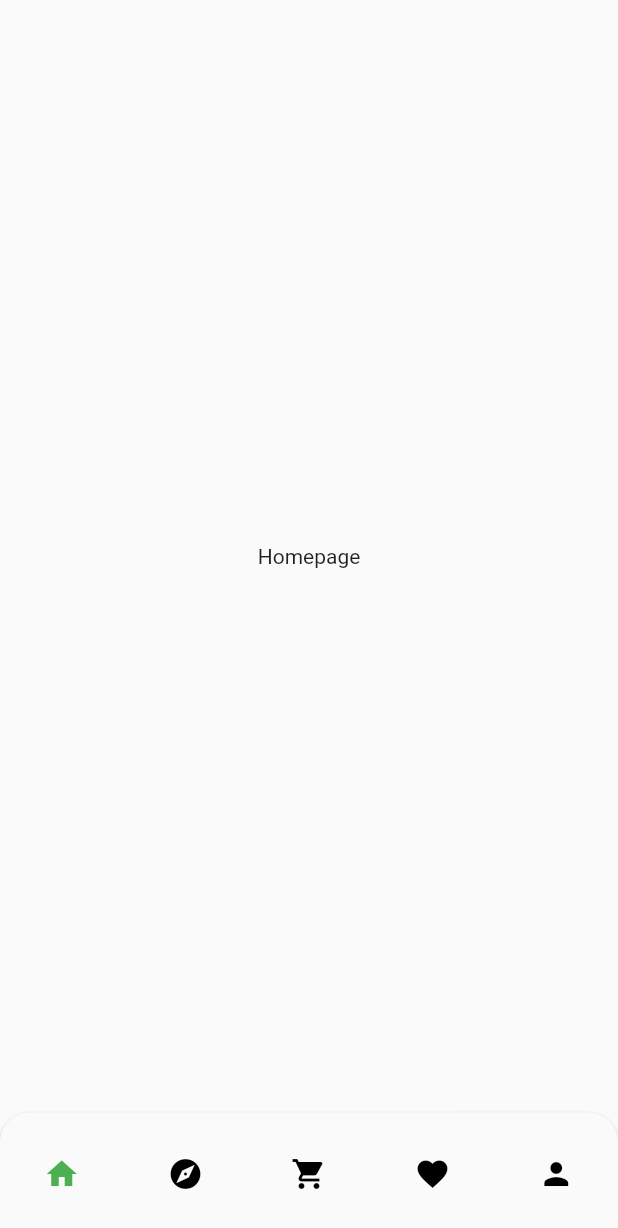
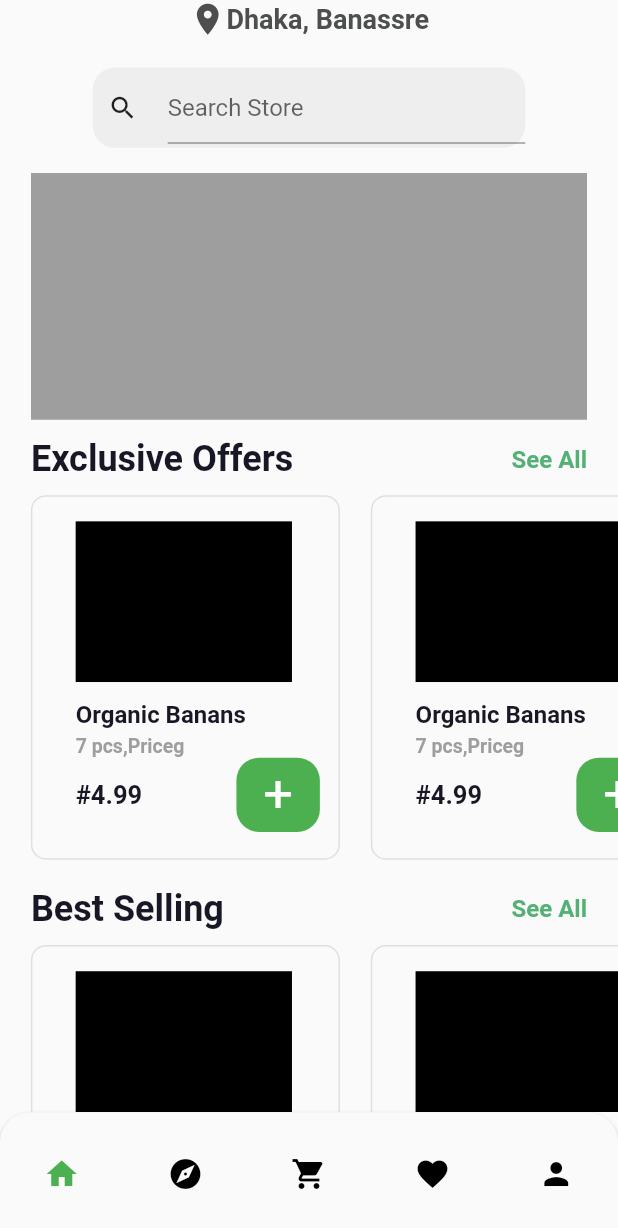
Before and after one commit to Pranav-krishnaP/Grocery_app, a Flutter app: the screen it shows after launch, on a phone screen of 412 x 824 dp. Shown: the top 1228 px of the screen. Run offline on Flutter 3.47's test engine with Material 2 defaults, Android fonts, the phone set to English and light mode, and no system bars; our stand-ins replace get, google_fonts.

Commit message:
Homepage

```diff
--- a/grocery_app/lib/core/Homepage/homepage.dart
+++ b/grocery_app/lib/core/Homepage/homepage.dart
@@ -1,12 +1,125 @@
 import 'package:flutter/material.dart';
+
+import 'package:google_fonts/google_fonts.dart';
+import 'package:grocery_app/core/Homepage/widgets/groceries_container.dart';
+import 'package:grocery_app/core/Homepage/widgets/homepage_listview.dart';
+import 'package:grocery_app/core/Homepage/widgets/homepage_products.dart';
+import 'package:grocery_app/core/Homepage/widgets/homepage_sizedbox.dart';
 
 class Homepage extends StatelessWidget {
   const Homepage({super.key});
 
   @override
   Widget build(BuildContext context) {
-    return const Center(
-      child: Text("Homepage"),
+    var h = MediaQuery.of(context).size.height;
+    var w = MediaQuery.of(context).size.width;
+    return SafeArea(
+      child: Scaffold(
+        body: ListView(
+          children: [
+            Column(
+              children: [
+                Row(
+                  mainAxisAlignment: MainAxisAlignment.center,
+                  children: [
+                    Icon(
+                      Icons.location_on,
+                      size: 25,
+                      color: Color(0xFF4C4F4D),
+                    ),
+                    Text('Dhaka, Banassre',
+                        style: GoogleFonts.roboto(
+                            fontWeight: FontWeight.w600,
+                            fontSize: 18,
+                            color: Color(0xFF4C4F4D))),
+                  ],
+                ),
+                SizedBox(
+                  height: 20,
+                ),
+                Container(
+                  width: w * 0.7,
+                  height: h * 0.065,
+                  decoration: BoxDecoration(
+                      color: Colors.grey[200],
+                      borderRadius: BorderRadius.circular(15)),
+                  child: Row(
+                    children: [
+                      SizedBox(
+                        width: 10,
+                      ),
+                      Icon(Icons.search, size: 20),
+                      SizedBox(
+                        width: 20,
+                      ),
+                      Expanded(
+                        child: TextField(
+                          decoration: InputDecoration(hintText: 'Search Store'),
+                        ),
+                      )
+                    ],
+                  ),
+                ),
+                SizedBox(
+                  height: h * 0.02,
+                ),
+                Padding(
+                  padding: EdgeInsets.symmetric(horizontal: w * 0.05),
+                  child: SizedBox(
+                    height: h * 0.2,
+                    child: ListView_HomePage(w: w, h: h),
+                  ),
+                ),
+                Padding(
+                  padding: EdgeInsets.only(
+                      left: w * 0.05, right: w * 0.05, top: h * 0.015),
+                  child: Row_Widget(),
+                ),
+                Sizedbox_Widget(h: h, w: w),
+                Padding(
+                  padding: EdgeInsets.only(left: w * 0.05, right: w * 0.05),
+                  child: Row(
+                    children: [
+                      Text('Best Selling',
+                          style: GoogleFonts.roboto(
+                              fontWeight: FontWeight.w600,
+                              fontSize: 24,
+                              color: Color(0xFF181725))),
+                      Spacer(),
+                      Text('See All',
+                          style: GoogleFonts.roboto(
+                              fontWeight: FontWeight.w600,
+                              fontSize: 16,
+                              color: Color(0xFF53B175)))
+                    ],
+                  ),
+                ),
+                Sizedbox_Widget(h: h, w: w),
+                Padding(
+                  padding: EdgeInsets.only(left: w * 0.05, right: w * 0.05),
+                  child: Row(
+                    children: [
+                      Text('Groceries',
+                          style: GoogleFonts.roboto(
+                              fontWeight: FontWeight.w600,
+                              fontSize: 24,
+                              color: Color(0xFF181725))),
+                      Spacer(),
+                      Text('See All',
+                          style: GoogleFonts.roboto(
+                              fontWeight: FontWeight.w600,
+                              fontSize: 16,
+                              color: Color(0xFF53B175)))
+                    ],
+                  ),
+                ),
+                Groceries_Container(h: h, w: w),
+                Sizedbox_Widget(h: h, w: w),
+              ],
+            ),
+          ],
+        ),
+      ),
     );
   }
 }
--- /dev/null
+++ b/grocery_app/lib/core/Homepage/widgets/groceries_container.dart
@@ -0,0 +1,70 @@
+import 'package:flutter/material.dart';
+
+class Groceries_Container extends StatelessWidget {
+  const Groceries_Container({
+    super.key,
+    required this.h,
+    required this.w,
+  });
+
+  final double h;
+  final double w;
+
+  @override
+  Widget build(BuildContext context) {
+    return SizedBox(
+      height: h * 0.16,
+      child: ListView(
+        scrollDirection: Axis.horizontal,
+        children: [
+          Row(
+            children: [
+              Padding(
+                padding: EdgeInsets.only(left: w * 0.05, top: h * 0.012),
+                child: Column(
+                  children: [
+                    Container(
+                      width: w * 0.65,
+                      height: h * 0.13,
+                      decoration: BoxDecoration(
+                          color: Color.fromARGB(255, 243, 185, 123),
+                          borderRadius: BorderRadius.circular(18)),
+                    ),
+                  ],
+                ),
+              ),
+              Padding(
+                padding: EdgeInsets.only(left: w * 0.05, top: h * 0.012),
+                child: Column(
+                  children: [
+                    Container(
+                      width: w * 0.65,
+                      height: h * 0.13,
+                      decoration: BoxDecoration(
+                          color: Color.fromARGB(255, 148, 230, 178),
+                          borderRadius: BorderRadius.circular(18)),
+                    ),
+                  ],
+                ),
+              ),
+              Padding(
+                padding: EdgeInsets.only(left: w * 0.05, top: h * 0.012),
+                child: Column(
+                  children: [
+                    Container(
+                      width: w * 0.65,
+                      height: h * 0.13,
+                      decoration: BoxDecoration(
+                          color: Color.fromARGB(255, 148, 230, 178),
+                          borderRadius: BorderRadius.circular(18)),
+                    ),
+                  ],
+                ),
+              ),
+            ],
+          )
+        ],
+      ),
+    );
+  }
+}
--- /dev/null
+++ b/grocery_app/lib/core/Homepage/widgets/homepage_listview.dart
@@ -0,0 +1,42 @@
+import 'package:flutter/material.dart';
+
+class ListView_HomePage extends StatelessWidget {
+  const ListView_HomePage({
+    super.key,
+    required this.w,
+    required this.h,
+  });
+
+  final double w;
+  final double h;
+
+  @override
+  Widget build(BuildContext context) {
+    return ListView(
+      scrollDirection: Axis.horizontal,
+      children: [
+        Container(
+          width: w * 0.9,
+          height: h * 0.25,
+          color: Colors.grey,
+        ),
+        SizedBox(
+          width: w * 0.1,
+        ),
+        Container(
+          width: w * 0.9,
+          height: h * 0.25,
+          color: Colors.grey,
+        ),
+        SizedBox(
+          width: w * 0.1,
+        ),
+        Container(
+          width: w * 0.9,
+          height: h * 0.25,
+          color: Colors.grey,
+        ),
+      ],
+    );
+  }
+}
--- /dev/null
+++ b/grocery_app/lib/core/Homepage/widgets/homepage_products.dart
@@ -0,0 +1,27 @@
+import 'package:flutter/material.dart';
+import 'package:google_fonts/google_fonts.dart';
+
+class Row_Widget extends StatelessWidget {
+  const Row_Widget({
+    super.key,
+  });
+
+  @override
+  Widget build(BuildContext context) {
+    return Row(
+      children: [
+        Text('Exclusive Offers',
+            style: GoogleFonts.roboto(
+                fontWeight: FontWeight.w600,
+                fontSize: 24,
+                color: Color(0xFF181725))),
+        Spacer(),
+        Text('See All',
+            style: GoogleFonts.roboto(
+                fontWeight: FontWeight.w600,
+                fontSize: 16,
+                color: Color(0xFF53B175)))
+      ],
+    );
+  }
+}
--- /dev/null
+++ b/grocery_app/lib/core/Homepage/widgets/homepage_sizedbox.dart
@@ -0,0 +1,140 @@
+import 'package:flutter/material.dart';
+import 'package:get/get.dart';
+import 'package:google_fonts/google_fonts.dart';
+
+class Sizedbox_Widget extends StatelessWidget {
+  const Sizedbox_Widget({
+    super.key,
+    required this.h,
+    required this.w,
+  });
+
+  final double h;
+  final double w;
+
+  @override
+  Widget build(BuildContext context) {
+    return SizedBox(
+      height: h * 0.33,
+      child: ListView(
+        scrollDirection: Axis.horizontal,
+        children: [
+          Row(
+            children: [
+              Padding(
+                padding: EdgeInsets.only(left: w * 0.05, top: h * 0.012),
+                child: Column(
+                  children: [
+                    GestureDetector(
+                        onTap: () {
+                          // Get.to(Details1());
+                        },
+                        child: Container_Widget(w: w, h: h)),
+                  ],
+                ),
+              ),
+              Padding(
+                padding: EdgeInsets.only(left: w * 0.05, top: h * 0.012),
+                child: Column(
+                  children: [
+                    Container_Widget(w: w, h: h),
+                  ],
+                ),
+              ),
+              Padding(
+                padding: EdgeInsets.only(left: w * 0.05, top: h * 0.012),
+                child: Column(
+                  children: [
+                    Container_Widget(w: w, h: h),
+                  ],
+                ),
+              ),
+            ],
+          )
+        ],
+      ),
+    );
+  }
+}
+
+class Container_Widget extends StatelessWidget {
+  const Container_Widget({
+    super.key,
+    required this.w,
+    required this.h,
+  });
+
+  final double w;
+  final double h;
+
+  @override
+  Widget build(BuildContext context) {
+    return Container(
+      width: w * 0.5,
+      height: h * 0.295,
+      // color: Colors.yellow,
+      decoration: BoxDecoration(
+        borderRadius: BorderRadius.circular(10),
+        border: Border.all(color: Colors.grey.shade300),
+      ),
+      child: Padding(
+        padding: EdgeInsets.only(left: w * 0.07),
+        child: Column(
+          crossAxisAlignment: CrossAxisAlignment.start,
+          children: [
+            SizedBox(
+              height: h * 0.02,
+            ),
+            Container(
+              width: w * 0.35,
+              height: h * 0.13,
+              color: Colors.black,
+            ),
+            SizedBox(
+              height: h * 0.015,
+            ),
+            Text('Organic Banans',
+                style: GoogleFonts.roboto(
+                    fontWeight: FontWeight.w600,
+                    fontSize: 16,
+                    color: Color(0xFF181725))),
+            SizedBox(
+              height: h * 0.005,
+            ),
+            Text('7 pcs,Priceg',
+                style: GoogleFonts.roboto(
+                    fontWeight: FontWeight.w600,
+                    fontSize: 13,
+                    color: Colors.grey[500])),
+            Padding(
+              padding: EdgeInsets.only(right: w * 0.03),
+              child: Row(
+                children: [
+                  Text("#4.99",
+                      style: GoogleFonts.roboto(
+                          fontWeight: FontWeight.w600,
+                          fontSize: 17,
+                          color: Color(0xFF181725))),
+                  Spacer(),
+                  Container(
+                    width: w * 0.135,
+                    height: h * 0.06,
+                    decoration: BoxDecoration(
+                        color: Colors.green,
+                        borderRadius: BorderRadius.circular(15)),
+                    child: Center(
+                      child: Text(
+                        '+',
+                        style: TextStyle(fontSize: 35, color: Colors.white),
+                      ),
+                    ),
+                  )
+                ],
+              ),
+            )
+          ],
+        ),
+      ),
+    );
+  }
+}
--- a/grocery_app/pubspec.yaml
+++ b/grocery_app/pubspec.yaml
@@ -19,7 +19,7 @@ publish_to: "none" # Remove this line if you wish to publish to pub.dev
 version: 1.0.0+1
 
 environment:
-  sdk: ">=3.0.6 <4.0.0"
+  sdk: ">=3.0.5 <4.0.0"
 
 # Dependencies specify other packages that your package needs in order to work.
 # To automatically upgrade your package dependencies to the latest versions
@@ -35,6 +35,7 @@ dependencies:
   # Use with the CupertinoIcons class for iOS style icons.
   cupertino_icons: ^1.0.2
   get: ^4.6.5
+  google_fonts: ^5.1.0
 
 dev_dependencies:
   flutter_test:
```
Also changed, not shown: grocery_app/pubspec.lock, 7 other files.
